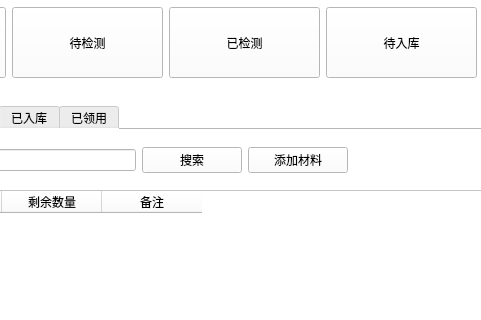
This is app/view/main/mainWindowui.ui in hello3306/wangyiyun-pyqt5 as Qt 5 draws it before an edit; both pictures show x 313 to 794 and y 222 to 542 of the 1121 by 971 pixel window. The edited form follows.
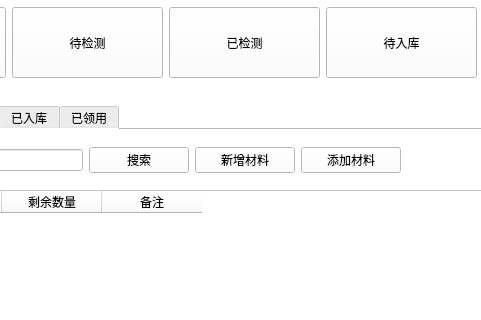
This is the edited form. The open tabs and pages were chosen to show the change. Icons and pictures are not drawn.

```diff
--- a/app/view/main/mainWindowui.ui
+++ b/app/view/main/mainWindowui.ui
@@ -1163,6 +1163,48 @@
               </property>
              </widget>
             </item>
+            <item>
+             <widget class="QPushButton" name="pushButton_28">
+              <property name="minimumSize">
+               <size>
+                <width>100</width>
+                <height>0</height>
+               </size>
+              </property>
+              <property name="styleSheet">
+               <string notr="true">
+
+text-align : center;
+background-color : rgb(0, 193, 222);
+font: bold;
+color:white;
+border-color: gray; 
+border-width: 2px;
+border-radius: 10px;
+padding: 6px;
+height : 14px;
+border-style: outset;
+font : 14px;}
+QPushButton:pressed
+{text-align : center;
+background-color :rgb(0,0,0);
+font: bold;
+border-color: gray;
+border-width: 2px;
+border-radius: 10px;
+padding: 6px;
+height : 14px;
+border-style: outset;
+font : 14px;
+
+
+</string>
+              </property>
+              <property name="text">
+               <string>新增材料</string>
+              </property>
+             </widget>
+            </item>
             <item>
              <widget class="QPushButton" name="pushButton_26">
               <property name="minimumSize">
```
Left out of the diff: 4 changed lines with no effect on the pictures.
